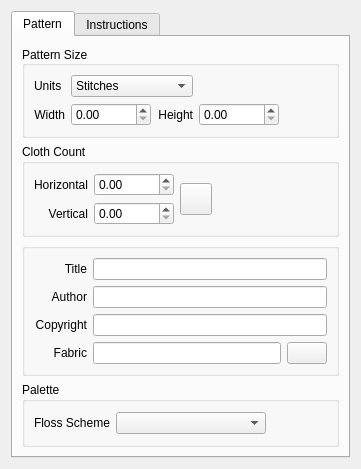
First picture: the form in ui/FileProperties.ui, repository KDE/kxstitch, before the edit.
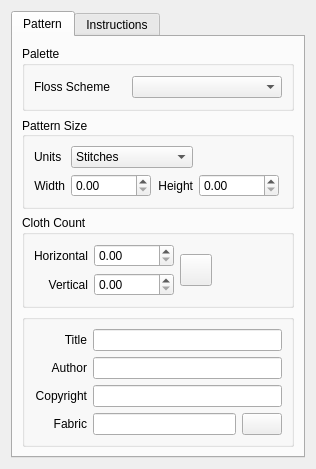
Second picture: the form after the edit. Custom widgets are drawn as their Qt base class.

```diff
--- a/ui/FileProperties.ui
+++ b/ui/FileProperties.ui
@@ -9,8 +9,8 @@
    <rect>
     <x>0</x>
     <y>0</y>
-    <width>361</width>
-    <height>442</height>
+    <width>316</width>
+    <height>449</height>
    </rect>
   </property>
   <property name="windowTitle">
@@ -28,6 +28,36 @@
       </attribute>
       <layout class="QGridLayout" name="gridLayout_4">
        <item row="0" column="0">
+        <widget class="QGroupBox" name="PaletteProperties">
+         <property name="title">
+          <string>Palette</string>
+         </property>
+         <layout class="QGridLayout" name="gridLayout_8">
+          <item row="0" column="0">
+           <layout class="QHBoxLayout" name="horizontalLayout">
+            <item>
+             <widget class="QLabel" name="label_11">
+              <property name="text">
+               <string>Floss Scheme</string>
+              </property>
+             </widget>
+            </item>
+            <item>
+             <widget class="KComboBox" name="FlossScheme">
+              <property name="minimumSize">
+               <size>
+                <width>150</width>
+                <height>0</height>
+               </size>
+              </property>
+             </widget>
+            </item>
+           </layout>
+          </item>
+         </layout>
+        </widget>
+       </item>
+       <item row="1" column="0">
         <widget class="QGroupBox" name="PatternSize">
          <property name="title">
           <string>Pattern Size</string>
@@ -128,7 +158,7 @@
          </layout>
         </widget>
        </item>
-       <item row="1" column="0">
+       <item row="2" column="0">
         <widget class="QGroupBox" name="groupBox">
          <property name="title">
           <string>Cloth Count</string>
@@ -237,13 +267,11 @@
          </layout>
         </widget>
        </item>
-       <item row="2" column="0">
+       <item row="3" column="0">
         <widget class="QGroupBox" name="groupBox_2">
          <property name="title">
           <string/>
          </property>
-         <layout class="QGridLayout" name="gridLayout_5">
-          <item row="0" column="0">
            <layout class="QGridLayout" name="gridLayout">
             <item row="0" column="0">
              <widget class="QLabel" name="label_7">
@@ -301,60 +329,15 @@
              <widget class="KColorButton" name="FabricColor"/>
             </item>
            </layout>
-          </item>
-         </layout>
         </widget>
        </item>
-       <item row="3" column="0">
-        <widget class="QGroupBox" name="PaletteProperties">
-         <property name="title">
-          <string>Palette</string>
-         </property>
-         <layout class="QGridLayout" name="gridLayout_8">
-          <item row="0" column="0">
-           <layout class="QHBoxLayout" name="horizontalLayout">
-            <item>
-             <widget class="QLabel" name="label_11">
-              <property name="text">
-               <string>Floss Scheme</string>
-              </property>
-             </widget>
-            </item>
-            <item>
-             <widget class="KComboBox" name="FlossScheme">
-              <property name="minimumSize">
-               <size>
-                <width>150</width>
-                <height>0</height>
-               </size>
-              </property>
-             </widget>
-            </item>
-            <item>
-             <spacer name="horizontalSpacer">
-              <property name="orientation">
-               <enum>Qt::Horizontal</enum>
-              </property>
-              <property name="sizeHint" stdset="0">
-               <size>
-                <width>40</width>
-                <height>20</height>
-               </size>
-              </property>
-             </spacer>
-            </item>
-           </layout>
-          </item>
-         </layout>
-        </widget>
-       </item>
-      </layout>
-     </widget>
-     <widget class="QWidget" name="PatternInstructions">
+      </layout>
+     </widget>
+     <widget class="QWidget" name="tab_2">
       <attribute name="title">
        <string>Instructions</string>
       </attribute>
-      <layout class="QGridLayout" name="gridLayout_7">
+      <layout class="QGridLayout" name="gridLayout_5">
        <item row="0" column="0">
         <widget class="KRichTextWidget" name="Instructions"/>
        </item>
@@ -375,6 +358,11 @@
    <extends>QPushButton</extends>
    <header>kpushbutton.h</header>
   </customwidget>
+  <customwidget>
+   <class>KLineEdit</class>
+   <extends>QLineEdit</extends>
+   <header>klineedit.h</header>
+  </customwidget>
   <customwidget>
    <class>KComboBox</class>
    <extends>QComboBox</extends>
@@ -385,6 +373,12 @@
    <extends>QPushButton</extends>
    <header>kcolorbutton.h</header>
   </customwidget>
+  <customwidget>
+   <class>KTabWidget</class>
+   <extends>QTabWidget</extends>
+   <header>ktabwidget.h</header>
+   <container>1</container>
+  </customwidget>
   <customwidget>
    <class>KTextEdit</class>
    <extends>QTextEdit</extends>
```
Left out of the diff: 22 changed lines with no effect on the pictures. Lines whose indentation alone changed are shown as unchanged.
